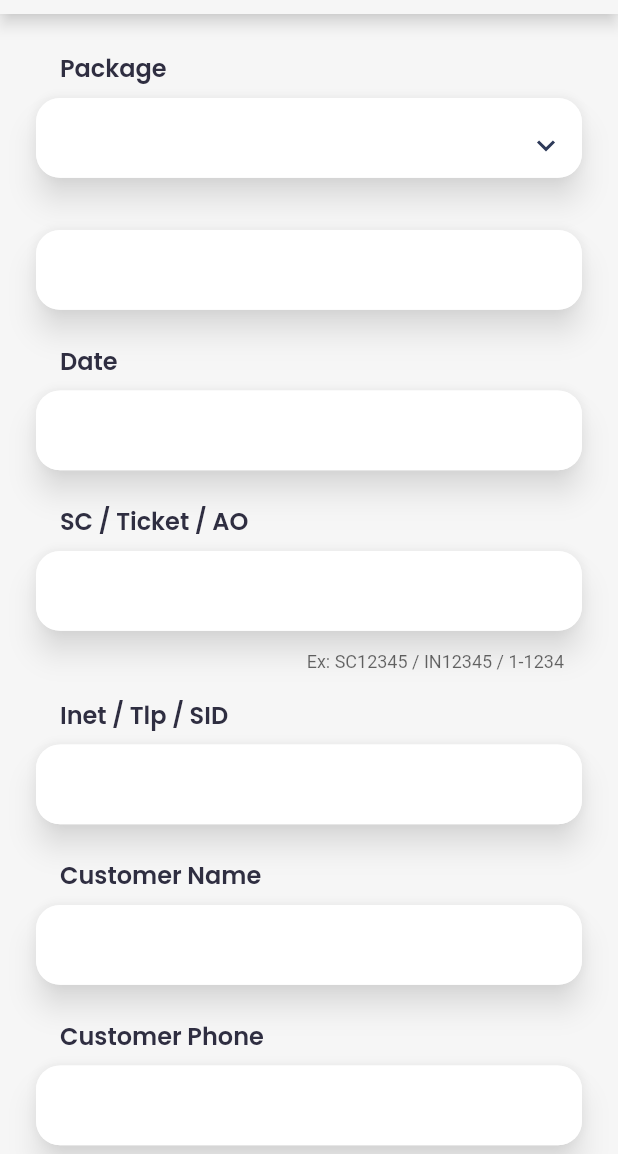
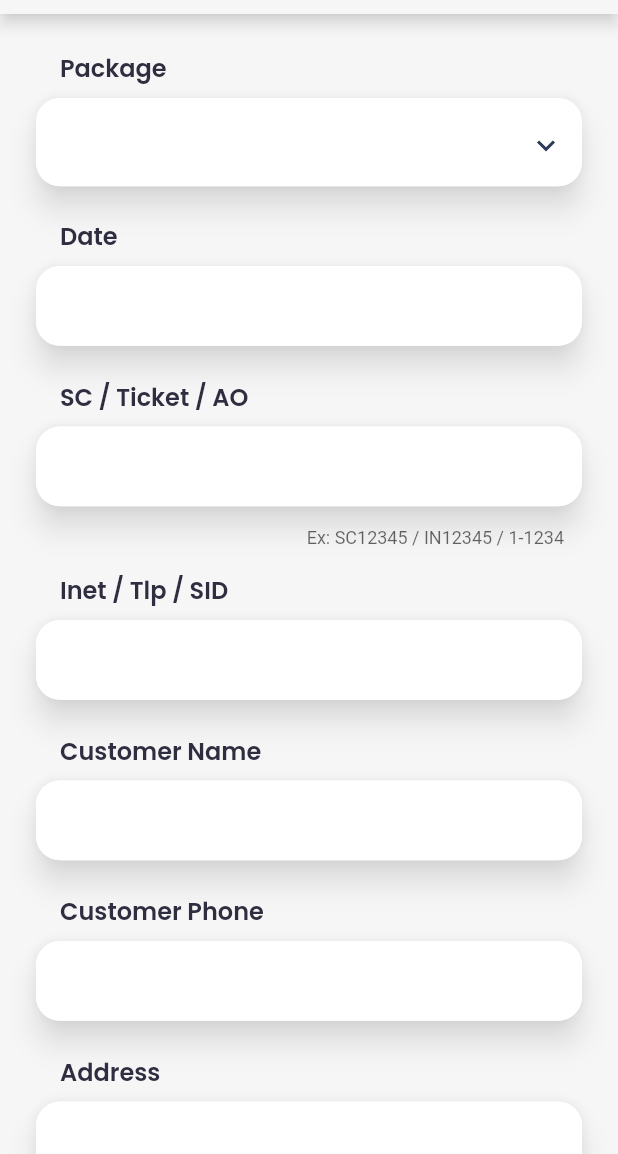
Before and after one commit to imaldila/dbam, a Flutter app: the FormGangguan screen opened directly, on a phone screen of 412 x 824 dp, the part 82-1236 px from its top. Run offline on Flutter 3.47's test engine with Material 2 defaults, Android fonts, the phone set to English and light mode, and no system bars; our stand-ins replace flutter_svg, google_fonts, page_transition; project files that could hold a hidden picture were left out.

Commit message:
Finishing my_dropdown_list.dart and add my_datepicker.dart

```diff
--- a/lib/constants.dart
+++ b/lib/constants.dart
@@ -30,11 +30,18 @@
   ),
 );
 
-final kTextStyle16 = GoogleFonts.poppins(
+final kTextStyle16Bold = GoogleFonts.poppins(
   textStyle: TextStyle(
     fontSize: 16,
     color: kDarkColour,
-    fontWeight: FontWeight.w600
+    fontWeight: FontWeight.w600,
+  ),
+);
+
+final kTextStyle14 = GoogleFonts.poppins(
+  textStyle: TextStyle(
+    fontSize: 14                                  ,
+    color: kDarkColour,
   ),
 );
 
--- a/lib/main.dart
+++ b/lib/main.dart
@@ -1,4 +1,5 @@
 import 'package:d_bam/constants.dart';
+import 'package:d_bam/models/my_datepicker.dart';
 import 'package:d_bam/models/package_data.dart';
 import 'package:d_bam/screens/home_screen.dart';
 import 'package:flutter/material.dart';
@@ -17,7 +18,10 @@
       providers: [
         ChangeNotifierProvider<PackageData>(create: (BuildContext context) {
           return PackageData();
-        })
+        }),
+        ChangeNotifierProvider<MyDatePicker>(create: (BuildContext context) {
+          return MyDatePicker();
+        }),
       ],
       child: MaterialApp(
         debugShowCheckedModeBanner: false,
--- a/lib/screens/form_gangguan_screen.dart
+++ b/lib/screens/form_gangguan_screen.dart
@@ -1,7 +1,9 @@
 import 'package:d_bam/constants.dart';
+import 'package:d_bam/models/my_datepicker.dart';
 import 'package:d_bam/models/package.dart';
 import 'package:d_bam/models/package_data.dart';
 import 'package:d_bam/widgets/my_button_rounded.dart';
+import 'package:d_bam/widgets/my_date_form.dart';
 import 'package:d_bam/widgets/my_dropdown_list.dart';
 import 'package:d_bam/widgets/my_text_form.dart';
 import 'package:d_bam/widgets/my_text_title.dart';
@@ -23,19 +25,19 @@
   final packageController = TextEditingController();
 
   final _formKey = GlobalKey<FormState>();
+  final _listKey = GlobalKey<FormState>();
 
   @override
   void dispose() {
     packageController.dispose();
+    PackageData;
     super.dispose();
   }
 
-  String? valueDrop;
-
   @override
   Widget build(BuildContext context) {
-    return Consumer<PackageData>(
-      builder: (context, packageData, child) => Scaffold(
+    return Consumer2<PackageData, MyDatePicker>(
+      builder: (context, packageData, datePicker, child) => Scaffold(
         backgroundColor: kBgColour,
         appBar: buildAppBar(context),
         body: ListView(
@@ -49,15 +51,11 @@
               mainAxisAlignment: MainAxisAlignment.center,
               children: [
                 MyTextTitle(title: 'Package'),
-                MyDropDownList(),
-                MyTextForm(
-                  formkey: _formKey,
-                  controller: packageController,
+                MyDropDownList(
+                  formKey: _listKey,
                 ),
                 MyTextTitle(title: 'Date'),
-                MyTextForm(
-                  controller: packageController,
-                ),
+                MyDateForm(),
                 MyTextTitle(title: 'SC / Ticket / AO'),
                 MyTextForm(
                   controller: packageController,
@@ -88,7 +86,11 @@
                     // _formKey.currentState!.validate()
                     //     ? print(packageController.text)
                     //     : print('Error');
-                    print(packageData.selected);
+                    // _listKey.currentState!.validate()
+                    //     ? print(packageData.selected)
+                    //     : print('Error');
+
+                        print(datePicker.selected);
                   },
                 ),
               ],
--- /dev/null
+++ b/lib/widgets/my_date_form.dart
@@ -0,0 +1,60 @@
+import 'package:d_bam/models/my_datepicker.dart';
+import 'package:flutter/material.dart';
+import 'package:provider/provider.dart';
+
+import '../constants.dart';
+
+class MyDateForm extends StatelessWidget {
+  MyDateForm({Key? key, this.controller, this.formkey}) : super(key: key);
+
+  final TextEditingController? controller;
+  final GlobalKey? formkey;
+
+  @override
+  Widget build(BuildContext context) {
+    Size size = MediaQuery.of(context).size;
+    return Consumer<MyDatePicker>(
+      builder: (context, datePicker, child) => Padding(
+        padding: const EdgeInsets.only(top: kPadding / 2, bottom: kPadding),
+        child: Form(
+          key: formkey,
+          autovalidateMode: AutovalidateMode.onUserInteraction,
+          child: Stack(
+            children: [
+              Material(
+                elevation: 8,
+                borderRadius: BorderRadius.circular(16),
+                shadowColor: Colors.white,
+                child: Container(
+                  height: size.height / 15.5,
+                  decoration: kStyleBoxDecoration,
+                ),
+              ),
+              InkWell(
+                onTap: () {
+                  datePicker.selectDate(context);
+                },
+                child: AbsorbPointer(
+                  child: TextFormField(
+                    validator: (value) {
+                      if (value == null || value.isEmpty) {
+                        return 'Please enter some text';
+                      }
+                      return null;
+                    },
+                    decoration: InputDecoration(
+                      enabledBorder: kStyleBorder,
+                      border: kStyleBorder,
+                    ),
+                    // onChanged: onChanged,
+                    controller: datePicker.dateController,
+                  ),
+                ),
+              ),
+            ],
+          ),
+        ),
+      ),
+    );
+  }
+}
--- a/lib/widgets/my_dropdown_list.dart
+++ b/lib/widgets/my_dropdown_list.dart
@@ -8,10 +8,13 @@
 
 class MyDropDownList extends StatelessWidget {
   MyDropDownList({
-    Key? key, this.listTitle,
+    Key? key,
+    this.listTitle,
+    this.formKey,
   }) : super(key: key);
 
   final String? listTitle;
+  final GlobalKey? formKey;
 
   @override
   Widget build(BuildContext context) {
@@ -20,6 +23,9 @@
     return Consumer<PackageData>(
       builder: (context, packageData, child) => Padding(
         padding: const EdgeInsets.only(top: kPadding / 2, bottom: kPadding),
+        child: Form(
+          key: formKey,
+          autovalidateMode: AutovalidateMode.onUserInteraction,
           child: Stack(
             children: [
               Material(
@@ -28,12 +34,18 @@
                 shadowColor: Colors.white,
                 child: Container(
                   alignment: Alignment.center,
-                height: size.height / 15.5,
+                  height: size.height / 14,
                   decoration: kStyleBoxDecoration,
                 ),
               ),
               DropdownButtonFormField<String>(
-              style: TextStyle(height: 0.5, color: Colors.black),
+                validator: (value) {
+                  if (value == null || value.isEmpty) {
+                    return 'Please enter some text';
+                  }
+                  return null;
+                },
+                style: kTextStyle14,
                 decoration: InputDecoration(
                   enabledBorder: kStyleBorder,
                   border: kStyleBorder,
@@ -60,6 +72,7 @@
             ],
           ),
         ),
+      ),
     );
   }
 }
--- a/lib/widgets/my_text_form.dart
+++ b/lib/widgets/my_text_form.dart
@@ -18,11 +18,13 @@
 
   @override
   Widget build(BuildContext context) {
+
     Size size = MediaQuery.of(context).size;
     return Padding(
       padding: const EdgeInsets.only(top: kPadding / 2, bottom: kPadding),
       child: Form(
         key: formkey,
+        autovalidateMode: AutovalidateMode.onUserInteraction,
         child: Stack(
           children: [
             Material(
--- a/lib/widgets/my_text_title.dart
+++ b/lib/widgets/my_text_title.dart
@@ -16,7 +16,7 @@
       padding: const EdgeInsets.only(left: kPadding),
       child: Text(
         title,
-        style: kTextStyle16,
+        style: kTextStyle16Bold,
       ),
     );
   }
--- a/pubspec.yaml
+++ b/pubspec.yaml
@@ -32,6 +32,7 @@
     sdk: flutter
   flutter_svg: ^1.0.0
   google_fonts: ^2.1.0
+  intl: ^0.17.0
   page_transition: ^2.0.4
   provider: ^6.0.1
 
```
Also changed, not shown: lib/models/my_datepicker.dart (added, +45 -0 lines), lib/models/package_data.dart (+10 -11 lines), pubspec.lock, 5 other files. Lines whose indentation alone changed are shown as unchanged.
